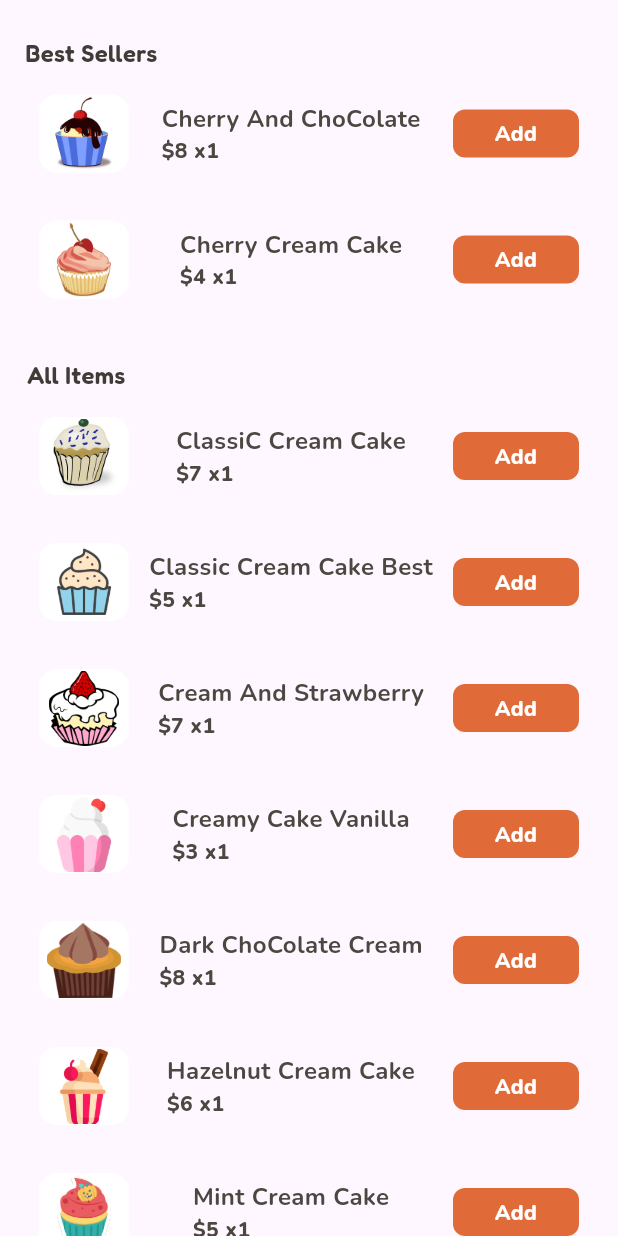
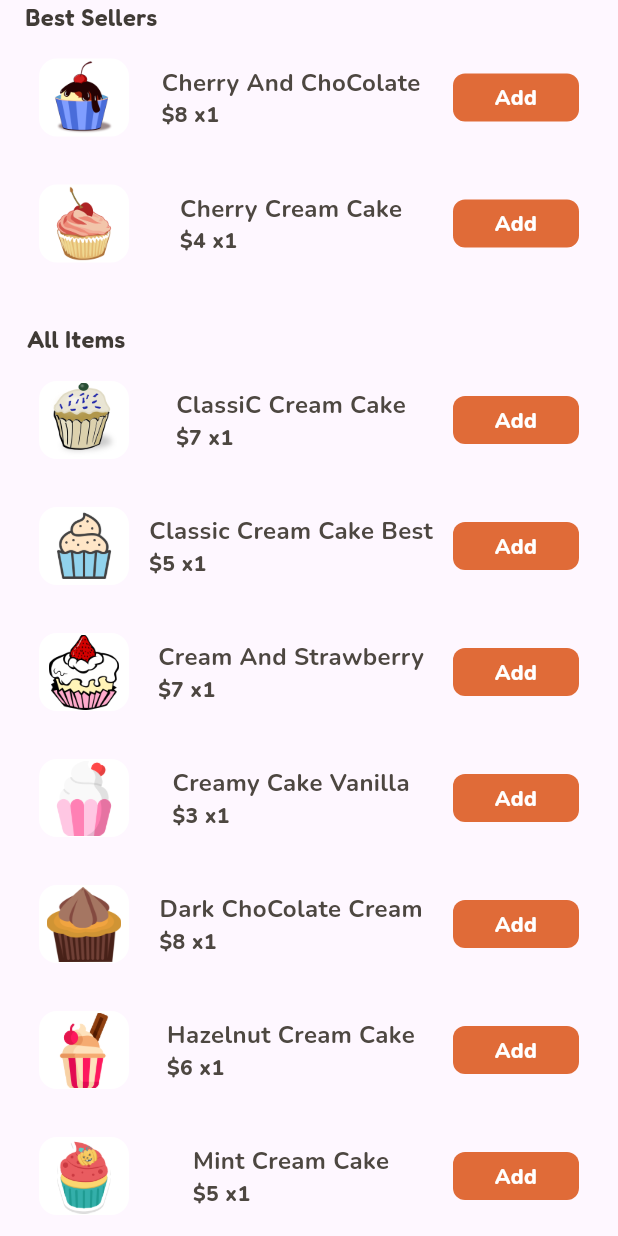
Before and after one commit to Mahmoud-ElShorbagy/candy_buy, a Flutter app: the CakePageView widget shown alone on an empty page, opened directly, on a phone screen of 412 x 824 dp. Run offline on Flutter 3.47's test engine with Material 3 defaults, Android fonts, the phone set to English and light mode, and no system bars; our stand-ins replace cloud_firestore, firebase_auth, firebase_core, flutter_bloc, flutter_svg; accounts and stored records are empty.

Commit message:
remove top of margin

```diff
--- a/lib/views/view_candy/cake_page/cake_page.dart
+++ b/lib/views/view_candy/cake_page/cake_page.dart
@@ -33,7 +33,7 @@ class CakePageView extends StatelessWidget {
             children: [
               if (index == 0)
                 Container(
-                  margin: const EdgeInsets.only(top: 24, right: 290),
+                  margin: const EdgeInsets.only(right: 290),
                   child: const CustomText(
                     text: "Best Sellers",
                     fontWeight: FontWeight.w600,
--- a/lib/views/view_candy/candy_fair_page/veiw.dart
+++ b/lib/views/view_candy/candy_fair_page/veiw.dart
@@ -34,7 +34,7 @@ class CandyFairPageView extends StatelessWidget {
             children: [
               if (index == 0)
                 Container(
-                  margin: const EdgeInsets.only(top: 24, right: 290),
+                  margin: const EdgeInsets.only(right: 290),
                   child: const CustomText(
                     text: "Best Sellers",
                     fontWeight: FontWeight.w600,
--- a/lib/views/view_candy/chocolate_page/veiw.dart
+++ b/lib/views/view_candy/chocolate_page/veiw.dart
@@ -33,7 +33,7 @@ class ChocolatePageView extends StatelessWidget {
             children: [
               if (index == 0)
                 Container(
-                  margin: const EdgeInsets.only(top: 24, right: 290),
+                  margin: const EdgeInsets.only(right: 290),
                   child: const CustomText(
                     text: "Best Sellers",
                     fontWeight: FontWeight.w600,
--- a/lib/views/view_candy/donuts_page/view.dart
+++ b/lib/views/view_candy/donuts_page/view.dart
@@ -32,7 +32,7 @@ class DonutsPageView extends StatelessWidget {
             children: [
               if (index == 0)
                 Container(
-                  margin: const EdgeInsets.only(top: 24, right: 290),
+                  margin: const EdgeInsets.only(right: 290),
                   child: const CustomText(
                     text: "Best Sellers",
                     fontWeight: FontWeight.w600,
--- a/lib/views/view_candy/hot_chocolate_page/veiw.dart
+++ b/lib/views/view_candy/hot_chocolate_page/veiw.dart
@@ -34,7 +34,7 @@ class HotChocolatePageView extends StatelessWidget {
             children: [
               if (index == 0)
                 Container(
-                  margin: const EdgeInsets.only(top: 24, right: 290),
+                  margin: const EdgeInsets.only(right: 290),
                   child: const CustomText(
                     text: "Best Sellers",
                     fontWeight: FontWeight.w600,
--- a/lib/views/view_candy/ice_cream_page/view.dart
+++ b/lib/views/view_candy/ice_cream_page/view.dart
@@ -33,7 +33,7 @@ class ICeCreamPageView extends StatelessWidget {
             children: [
               if (index == 0)
                 Container(
-                  margin: const EdgeInsets.only(top: 24, right: 290),
+                  margin: const EdgeInsets.only(right: 290),
                   child: const CustomText(
                     text: "Best Sellers",
                     fontWeight: FontWeight.w600,
--- a/lib/views/view_candy/sushi_page/view.dart
+++ b/lib/views/view_candy/sushi_page/view.dart
@@ -32,7 +32,7 @@ class SuchisPageView extends StatelessWidget {
             children: [
               if (index == 0)
                 Container(
-                  margin: const EdgeInsets.only(top: 24, right: 290),
+                  margin: const EdgeInsets.only(right: 290),
                   child: const CustomText(
                     text: "Best Sellers",
                     fontWeight: FontWeight.w600,
```
